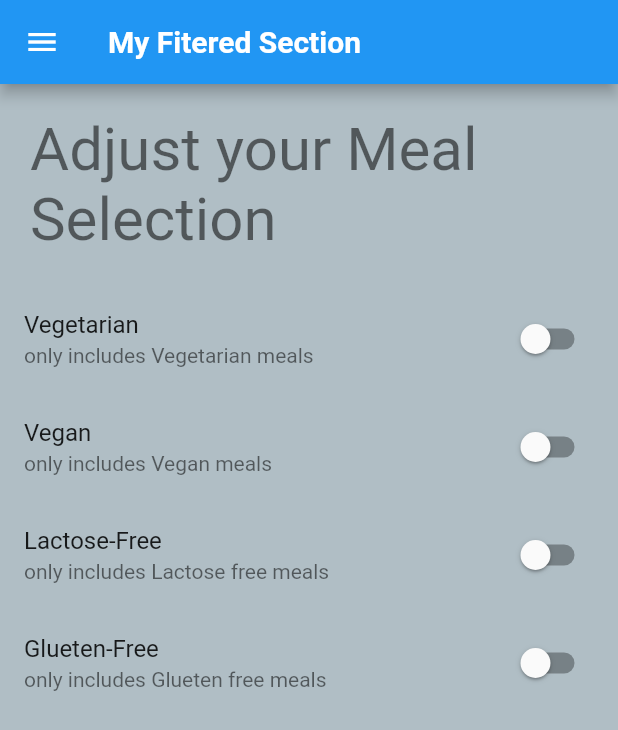
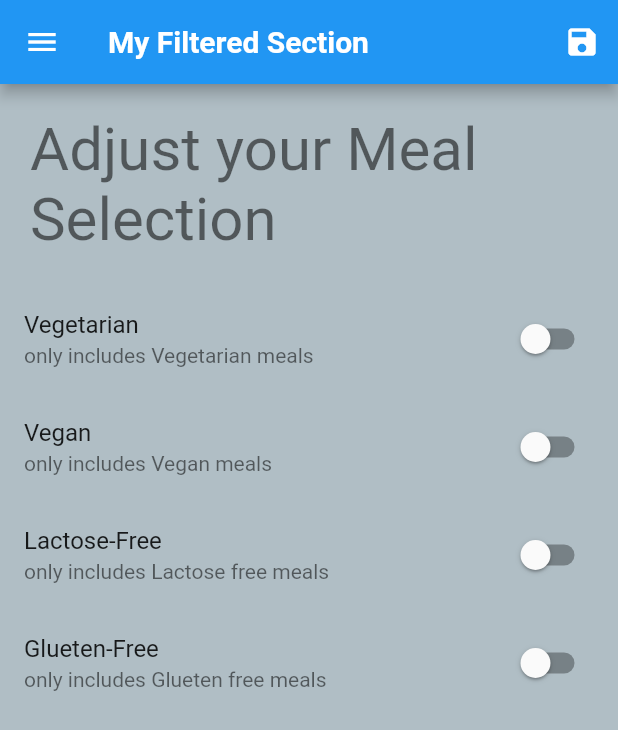
Before and after one commit to sachin96Boy/meal-appliction, a Flutter app: the FilterScreen screen opened by its route, on a phone screen of 412 x 824 dp. Shown: the top 730 px of the screen. Run offline on Flutter 3.47's test engine with Material 2 defaults, Android fonts, the phone set to English and light mode, and no system bars.

Commit message:
chor: fiter logic added

```diff
--- a/lib/main.dart
+++ b/lib/main.dart
@@ -1,19 +1,55 @@
 import 'package:flutter/material.dart';
 
+import 'package:meal_app/data/dummy_data.dart';
 import 'package:meal_app/screens/category_meals_screen.dart';
 import 'package:meal_app/screens/filter_screen.dart';
-
 import 'package:meal_app/screens/meal_details_screen.dart';
 import 'package:meal_app/screens/tabs_screen.dart';
+
+import 'models/meal.dart';
 
 void main() {
   runApp(const MyApp());
 }
 
-class MyApp extends StatelessWidget {
+class MyApp extends StatefulWidget {
   const MyApp({super.key});
 
+  @override
+  State<MyApp> createState() => _MyAppState();
+}
+
+class _MyAppState extends State<MyApp> {
   // This widget is the root of your application.
+  Map<String, bool> _filters = {
+    'glueten': false,
+    'lactose': false,
+    'vegan': false,
+    'vegetarian': false
+  };
+  List<Meal> _availableMeals = dummyMeals;
+  void _setFilters(Map<String, bool> filterData) {
+    // do something
+    setState(() {
+      _filters = filterData;
+      _availableMeals = dummyMeals.where((element) {
+        if (_filters['glueten']! && !element.isGlutenFree) {
+          return false;
+        }
+        if (_filters['lactose']! && !element.isLactoseFree) {
+          return false;
+        }
+        if (_filters['vegan']! && !element.isVegan) {
+          return false;
+        }
+        if (_filters['vegetarian']! && !element.isVegetarian) {
+          return false;
+        }
+        return true;
+      }).toList();
+    });
+  }
+
   @override
   Widget build(BuildContext context) {
     return MaterialApp(
@@ -37,16 +73,18 @@ class MyApp extends StatelessWidget {
           secondary: Colors.green,
         ),
       ),
-      // home: const TabsScreen(),
       routes: {
-        CategoryMealsScreen.routeName: (context) => const CategoryMealsScreen(),
+        CategoryMealsScreen.routeName: (context) =>
+            CategoryMealsScreen(availableMeals: _availableMeals),
         MealDetailsScreen.routeName: (context) => const MealDetailsScreen(),
-        FilterScreen.routeName: (context) => const FilterScreen(),
+        FilterScreen.routeName: (context) =>
+            FilterScreen(filters: _filters, setFilters: _setFilters),
         '/': (context) => const TabsScreen(),
       },
       // this acts as a 404 page standerd in flutter
       onUnknownRoute: (settings) => MaterialPageRoute(
-        builder: (context) => const CategoryMealsScreen(),
+        builder: (context) =>
+            CategoryMealsScreen(availableMeals: _availableMeals),
       ),
     );
   }
--- a/lib/screens/categoreies_scren.dart
+++ b/lib/screens/categoreies_scren.dart
@@ -5,8 +5,6 @@ import 'package:meal_app/widgets/category_item.dart';
 
 class CategoriesScreen extends StatelessWidget {
   const CategoriesScreen({super.key});
-
-
 
   @override
   Widget build(BuildContext context) {
--- a/lib/screens/filter_screen.dart
+++ b/lib/screens/filter_screen.dart
@@ -1,20 +1,37 @@
 import 'package:flutter/material.dart';
+
 import 'package:meal_app/widgets/filter_tiles.dart';
 import 'package:meal_app/widgets/main_drawer.dart';
 
 class FilterScreen extends StatelessWidget {
   static const routeName = '/filters';
-  const FilterScreen({super.key});
+
+  final Function setFilters;
+  final Map<String, bool> filters;
+
+  const FilterScreen({
+    super.key,
+    required this.setFilters,
+    required this.filters,
+  });
 
   @override
   Widget build(BuildContext context) {
     return Scaffold(
       appBar: AppBar(
-        title: const Text("My Fitered Section"),
+        title: const Text("My Filtered Section"),
+        actions: [
+          IconButton(
+            icon: const Icon(Icons.save),
+            onPressed: () {
+              setFilters(filters);
+            },
+          )
+        ],
       ),
       drawer: const MainDrawer(),
-      body: const Center(
-        child: FilterTiles(),
+      body: Center(
+        child: FilterTiles(filters: filters),
       ),
     );
   }
--- a/lib/widgets/category_item.dart
+++ b/lib/widgets/category_item.dart
@@ -1,4 +1,5 @@
 import 'package:flutter/material.dart';
+
 import 'package:meal_app/screens/category_meals_screen.dart';
 
 class CategoryItem extends StatelessWidget {
--- a/lib/widgets/filter_tiles.dart
+++ b/lib/widgets/filter_tiles.dart
@@ -1,7 +1,8 @@
 import 'package:flutter/material.dart';
 
 class FilterTiles extends StatefulWidget {
-  const FilterTiles({super.key});
+  final Map<String, bool> filters;
+  const FilterTiles({super.key, required this.filters});
 
   @override
   State<FilterTiles> createState() => _FilterTilesState();
@@ -12,6 +13,15 @@ class _FilterTilesState extends State<FilterTiles> {
   var _vegetarian = false;
   var _vegan = false;
   var _lactoseFree = false;
+
+  @override
+  void initState() {
+    widget.filters['glueten'] = _glutenFree;
+    widget.filters['lactose'] = _lactoseFree;
+    widget.filters['vegan'] = _vegan;
+    widget.filters['vegetarian'] = _vegetarian;
+    super.initState();
+  }
 
   Widget _buildSwithListTile(
     String title,
--- a/lib/widgets/main_drawer.dart
+++ b/lib/widgets/main_drawer.dart
@@ -1,4 +1,5 @@
 import 'package:flutter/material.dart';
+
 import 'package:meal_app/screens/filter_screen.dart';
 
 class MainDrawer extends StatelessWidget {
```
Also changed, not shown: lib/screens/category_meals_screen.dart (+9 -4 lines), lib/widgets/category_meals_list.dart (+5 -4 lines).
